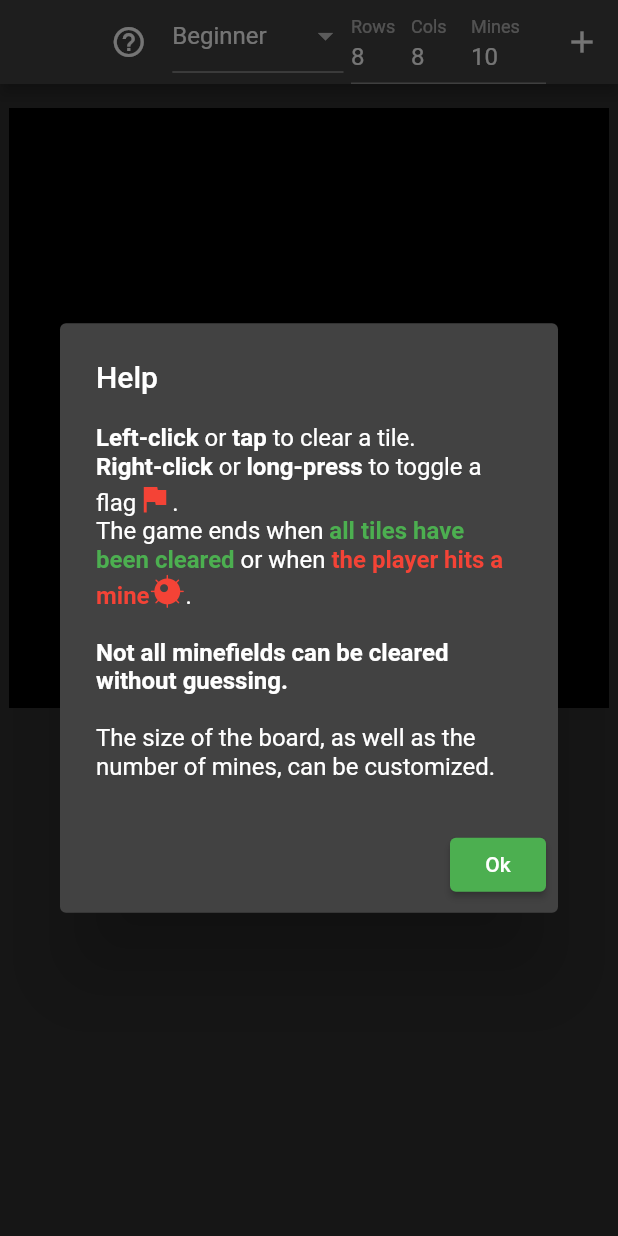
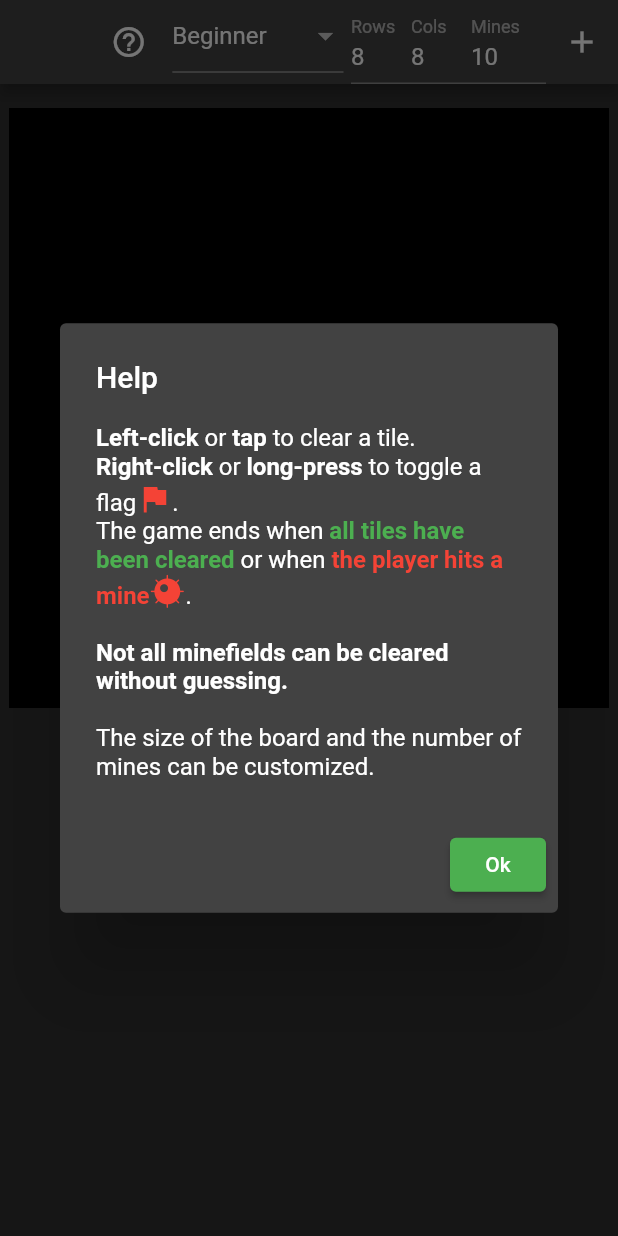
Before and after one commit to xiej2520/Minesweeper_Flutter, a Flutter app: the screen it shows after launch, after a tap on the "help outline" icon, on a phone screen of 412 x 824 dp. Run offline on Flutter 3.47's test engine with Material 2 defaults, Android fonts, the light colour scheme and no system bars; missing offline and left inert: universal_html.

Commit message:
Feature-complete, most bugs fixed
Moved colormap to game_widget, renamed boardDim.
Added timer for how long the current game is.
Made snackbar permanent until a new game is started, and then hide them to prevent stacking.
Fixed bug with board resizing during current game.
Edited help dialogue text.
Edited scaling config.

```diff
--- a/lib/game_widget.dart
+++ b/lib/game_widget.dart
@@ -5,6 +5,7 @@ import 'scaling_config.dart';
 import 'help_dialog.dart';
 import 'naval_mine_icon.dart';
 import 'game_model.dart';
+import 'timer_model.dart';
 
 class MinesweeperGame extends StatefulWidget {
   const MinesweeperGame({Key? key, required this.title}) : super(key: key);
@@ -104,24 +105,30 @@ class _MinesweeperGameState extends State<MinesweeperGame> {
                 style: TextStyle(fontSize: 48, fontWeight: FontWeight.bold)),
           ));
     } else if (game.state == 1 && !game.displayedEndMessage) {
-      WidgetsBinding.instance.addPostFrameCallback((duration) =>
+      WidgetsBinding.instance.addPostFrameCallback((duration) {
         ScaffoldMessenger.of(context).showSnackBar(const SnackBar(
           backgroundColor: Colors.black,
           content: Text(
             'You won!',
-                style:
-                    TextStyle(color: Colors.green, fontWeight: FontWeight.bold),
-              ))));
+            style: TextStyle(color: Colors.green, fontWeight: FontWeight.bold),
+          ),
+          duration: Duration(days: 1),
+        ));
+        Provider.of<TimerService>(context, listen: false).stop();
+      });
       game.displayedEndMessage = true;
     } else if (game.state == 2 && !game.displayedEndMessage) {
-      WidgetsBinding.instance.addPostFrameCallback((duration) =>
+      WidgetsBinding.instance.addPostFrameCallback((duration) {
         ScaffoldMessenger.of(context).showSnackBar(const SnackBar(
           backgroundColor: Colors.black,
           content: Text(
             'You lost!',
-                style:
-                    TextStyle(color: Colors.red, fontWeight: FontWeight.bold),
-              ))));
+            style: TextStyle(color: Colors.red, fontWeight: FontWeight.bold),
+          ),
+          duration: Duration(days: 1),
+        ));
+        Provider.of<TimerService>(context, listen: false).stop();
+      });
       game.displayedEndMessage = true;
     }
     return Container(
@@ -131,7 +138,7 @@ class _MinesweeperGameState extends State<MinesweeperGame> {
       margin: const EdgeInsets.all(5),
       padding: const EdgeInsets.all(5),
       child: GridView.count(
-        crossAxisCount: game.getBoardDims.y,
+        crossAxisCount: game.boardDim.y,
         mainAxisSpacing: 0,
         crossAxisSpacing: 0,
         padding: const EdgeInsets.all(0),
@@ -144,9 +151,12 @@ class _MinesweeperGameState extends State<MinesweeperGame> {
 
   @override
   Widget build(BuildContext context) {
+    ScaffoldMessenger.of(context).hideCurrentSnackBar();
     var game = context.watch<GameModel>();
     ScaleConfig sc = ScaleConfig()..init(context);
-    sc.recalculate(_inputRows, _inputCols);
+    game.state == -1
+        ? sc.recalculate(_inputRows, _inputMines)
+        : sc.recalculate(game.boardDim.x, game.boardDim.y);
     return Scaffold(
         appBar: AppBar(title: Text(widget.title), actions: [
           IconButton(
@@ -270,6 +280,8 @@ class _MinesweeperGameState extends State<MinesweeperGame> {
                     tooltip: 'New Game',
                     onPressed: () {
                       game.createGame(_inputRows, _inputCols, _inputMines);
+                      Provider.of<TimerService>(context, listen: false).reset();
+                      Provider.of<TimerService>(context, listen: false).start();
                     },
                   )),
         ]),
@@ -279,8 +291,25 @@ class _MinesweeperGameState extends State<MinesweeperGame> {
               mainAxisAlignment: MainAxisAlignment.center,
               children: <Widget>[
                 game.state != -1
-                    ? Text('Mines remaining: ${game.minesRemaining}',
-                        style: const TextStyle(fontWeight: FontWeight.bold))
+                    ? Container(
+                        color: Colors.blue,
+                        alignment: Alignment.center,
+                        width: 200,
+                        padding: const EdgeInsets.all(5),
+                        child: Column(
+                          children: [
+                            Text('Mines remaining: ${game.minesRemaining}',
+                                style: const TextStyle(
+                                    fontSize: 18, fontWeight: FontWeight.bold)),
+                            Consumer<TimerService>(
+                                builder: (context, timer, child) {
+                              return Text('${timer.elapsed.inSeconds}s',
+                                  style: const TextStyle(
+                                      fontSize: 20,
+                                      fontWeight: FontWeight.bold));
+                            })
+                          ],
+                        ))
                     : const Text(''),
                 _buildBoard(context, sc),
               ],
@@ -296,3 +325,27 @@ class _MinesweeperGameState extends State<MinesweeperGame> {
     _inputMines = int.parse(_minesController.text);
   }
 }
+
+Color nearbyColorMap(int nearbyMines) {
+  switch (nearbyMines) {
+    case 0:
+      return Colors.greenAccent.shade700;
+    case 1:
+      return Colors.yellowAccent;
+    case 2:
+      return Colors.yellow.shade900;
+    case 3:
+      return Colors.redAccent.shade700;
+    case 4:
+      return Colors.pink.shade700;
+    case 5:
+      return Colors.deepPurpleAccent.shade700;
+    case 6:
+      return Colors.purpleAccent.shade700;
+    case 7:
+      return Colors.indigoAccent.shade400;
+    case 8:
+      return Colors.lightBlueAccent;
+  }
+  return Colors.white;
+}
--- a/lib/help_dialog.dart
+++ b/lib/help_dialog.dart
@@ -39,8 +39,7 @@ class HelpDialog extends StatelessWidget {
           TextSpan(
               text: 'Not all minefields can be cleared without guessing.\n\n',
               style: TextStyle(fontWeight: FontWeight.bold)),
-          TextSpan(
-              text: 'The size of the board, as well as the number of mines, '),
+          TextSpan(text: 'The size of the board and the number of mines '),
           TextSpan(text: 'can be customized.'),
         ])),
         actions: [
--- a/lib/main.dart
+++ b/lib/main.dart
@@ -3,6 +3,7 @@ import 'package:flutter/material.dart';
 import 'package:provider/provider.dart';
 import 'game_model.dart';
 import 'game_widget.dart';
+import 'timer_model.dart';
 import 'package:universal_html/html.dart' as html;
 
 void main() {
@@ -26,6 +27,7 @@ class App extends StatelessWidget {
           currentFocus.unfocus();
         }
       },
+
       child: MaterialApp(
           debugShowCheckedModeBanner: false,
           title: 'Minesweeper',
@@ -33,8 +35,11 @@ class App extends StatelessWidget {
             brightness: Brightness.dark,
             primarySwatch: Colors.green,
           ),
-          home: ChangeNotifierProvider(
-              create: (context) => GameModel(),
+          home: MultiProvider(
+              providers: [
+                ChangeNotifierProvider(create: (context) => GameModel()),
+                ChangeNotifierProvider(create: (context) => TimerService()),
+              ],
               child: const MinesweeperGame(
                 title: 'Minesweeper',
               ))),
--- a/lib/scaling_config.dart
+++ b/lib/scaling_config.dart
@@ -23,7 +23,8 @@ class ScaleConfig {
   void recalculate(int rows, int cols) {
     width = _mediaQueryData.size.width;
     height = _mediaQueryData.size.height;
-    heightUsable = height - _mediaQueryData.padding.top - kToolbarHeight;
+    heightUsable = height - _mediaQueryData.padding.top - kToolbarHeight - 40;
+    // 61 is height of mines remaining/timer box
 
     double boardRatio = rows / cols;
     double aspectRatio = width / heightUsable;
@@ -32,7 +33,7 @@ class ScaleConfig {
       gridHeight = heightUsable * 0.95;
     } else {
       gridWidth = min(width * 0.9, heightUsable * 0.9);
-      gridHeight = gridWidth * boardRatio + 10;
+      gridHeight = gridWidth * boardRatio;
     }
     tileSize = (gridWidth - 10) / cols;
     iconSize = tileSize * 0.8;
```
Also changed, not shown: lib/game_model.dart (+1 -25 lines), lib/timer_model.dart (+49 -0 lines). Lines whose indentation alone changed are shown as unchanged.
